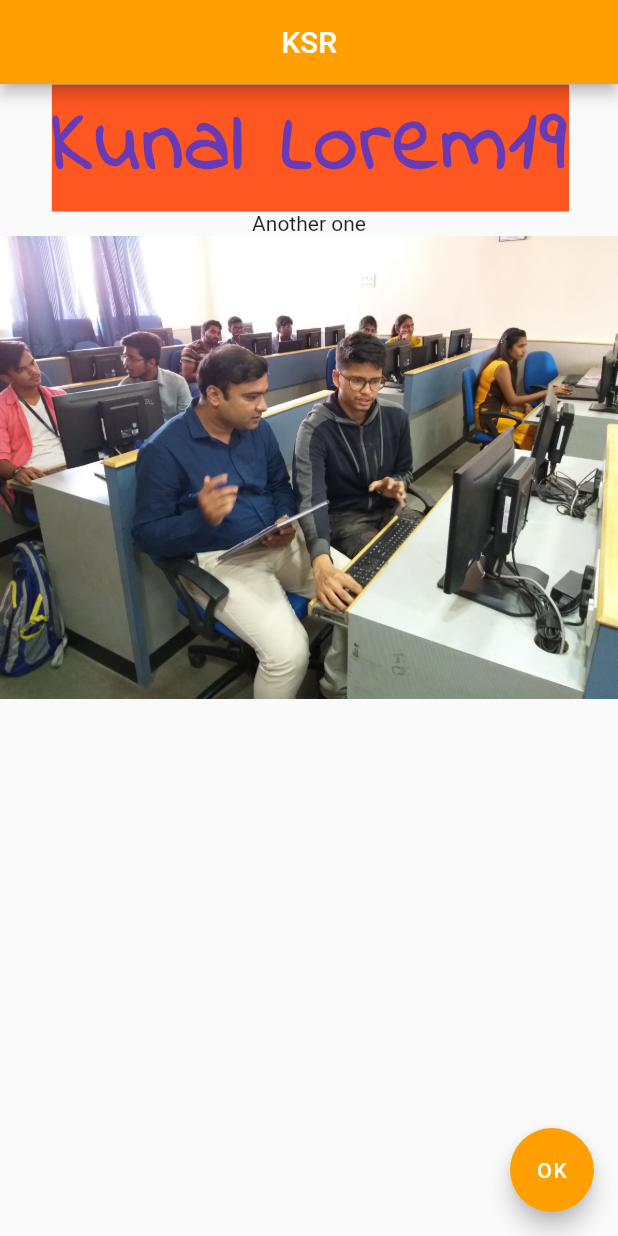
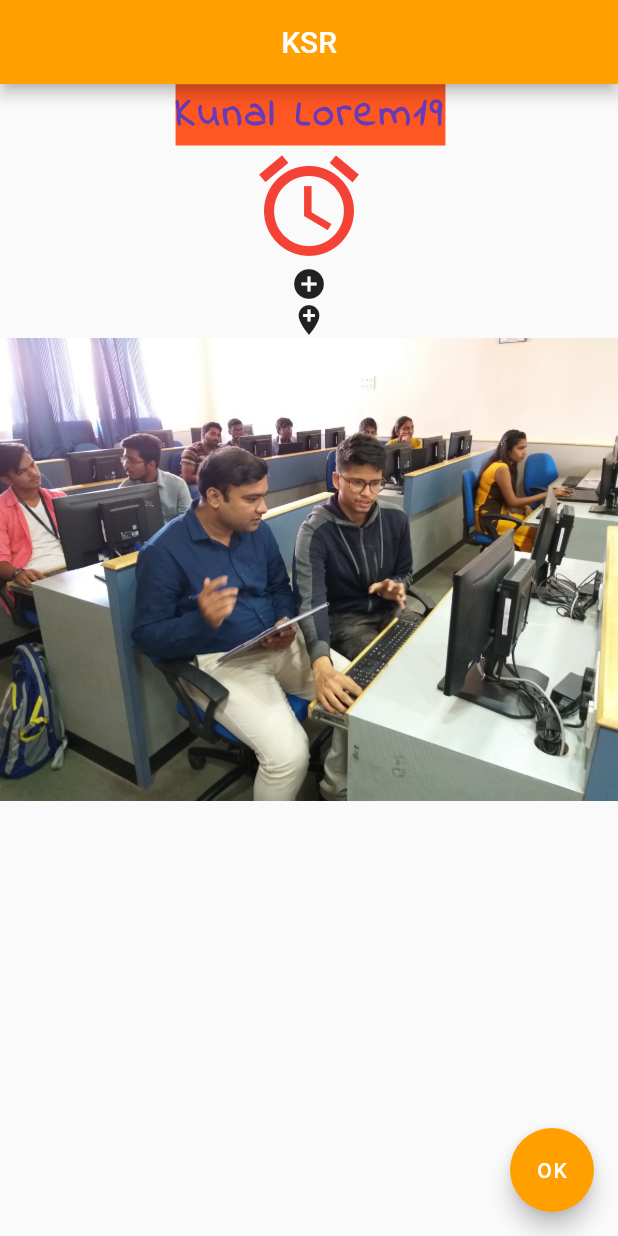
Before and after one commit to singhkunal2050/FlutterNewApp, a Flutter app: the screen it shows after launch, on a phone screen of 412 x 824 dp. Run offline on Flutter 3.47's test engine with Material 2 defaults, Android fonts, the phone set to English and light mode, and no system bars.

Commit message:
added icons

```diff
--- a/lib/main.dart
+++ b/lib/main.dart
@@ -22,14 +22,21 @@ class NewApp extends StatelessWidget {
               'Kunal Lorem19',
               style: TextStyle(
                 backgroundColor: Colors.deepOrange,
-                fontSize: 58,
+                fontSize: 28,
                 fontWeight: FontWeight.w800,
                 letterSpacing: 2,
                 color: Colors.deepPurple,
                 fontFamily: 'IndieFlower',
               ),
             ),
-            Text("Another one"),
+            // Text("Another one"),
+            Icon(
+              Icons.access_alarm,
+              color: Colors.red,
+              size:80,
+            ),
+            Icon(Icons.add_circle),
+            Icon(Icons.add_location),
             // Image(
             //     image: NetworkImage(
             //         'https://images.unsplash.com/photo-1589609966838-5c628d5c1aa5?ixlib=rb-1.2.1&ixid=eyJhcHBfaWQiOjEyMDd9&auto=format&fit=crop&w=334&q=80')),
```
